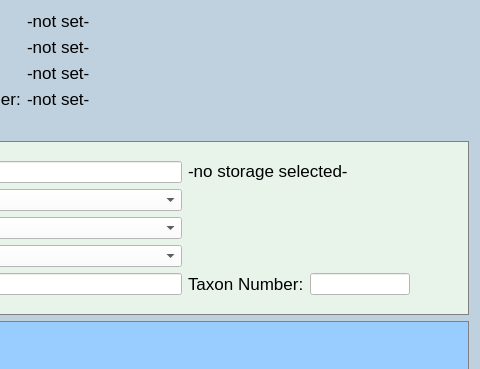
Qt form MassDigitizer/ui/specimendataentry.ui (NHMDenmark/Mass-Digitizer) before a commit; both pictures show x 600 to 1080 and y 0 to 369 of the 1080 by 720 pixel window.
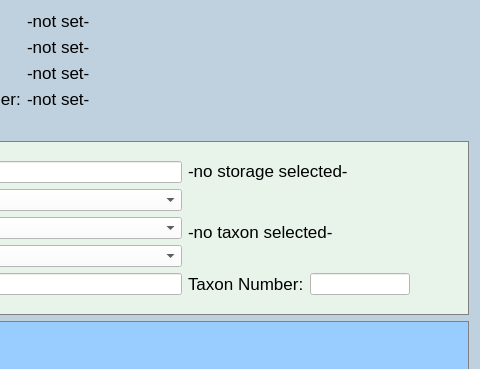
The same form after that commit. Icons and pictures are not drawn.

Commit message: Fixed record counter

Patch:
```diff
--- a/MassDigitizer/ui/specimendataentry.ui
+++ b/MassDigitizer/ui/specimendataentry.ui
@@ -367,7 +367,7 @@
           <property name="minimumSize">
            <size>
             <width>0</width>
-            <height>80</height>
+            <height>35</height>
            </size>
           </property>
           <property name="text">
@@ -400,6 +400,28 @@
           </property>
          </spacer>
         </item>
+        <item>
+         <widget class="QLabel" name="txtTaxonFullname">
+          <property name="minimumSize">
+           <size>
+            <width>0</width>
+            <height>35</height>
+           </size>
+          </property>
+          <property name="text">
+           <string>-no taxon selected-</string>
+          </property>
+          <property name="alignment">
+           <set>Qt::AlignmentFlag::AlignLeading|Qt::AlignmentFlag::AlignLeft|Qt::AlignmentFlag::AlignTop</set>
+          </property>
+          <property name="wordWrap">
+           <bool>true</bool>
+          </property>
+          <property name="class" stdset="0">
+           <string>QLabelMetaInfo</string>
+          </property>
+         </widget>
+        </item>
         <item>
          <layout class="QFormLayout" name="formLayout_2">
           <property name="labelAlignment">
```
The commit also changes 1 other file.
